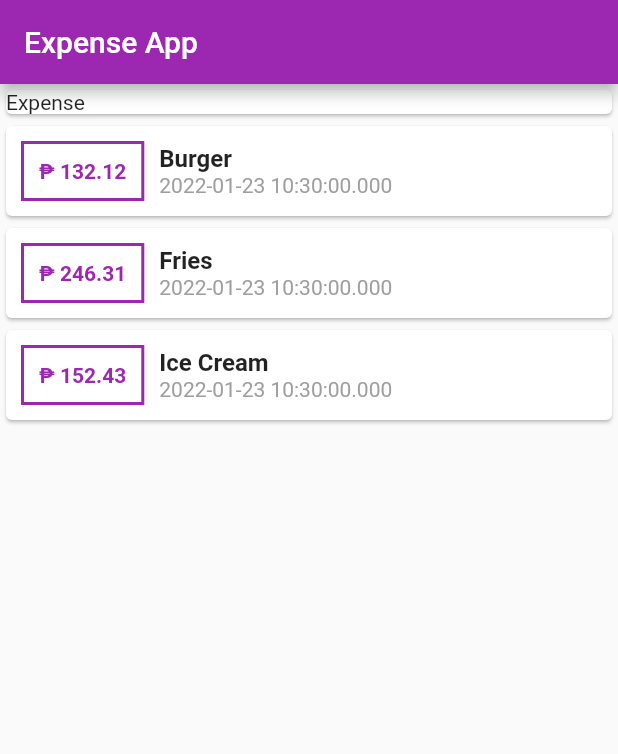
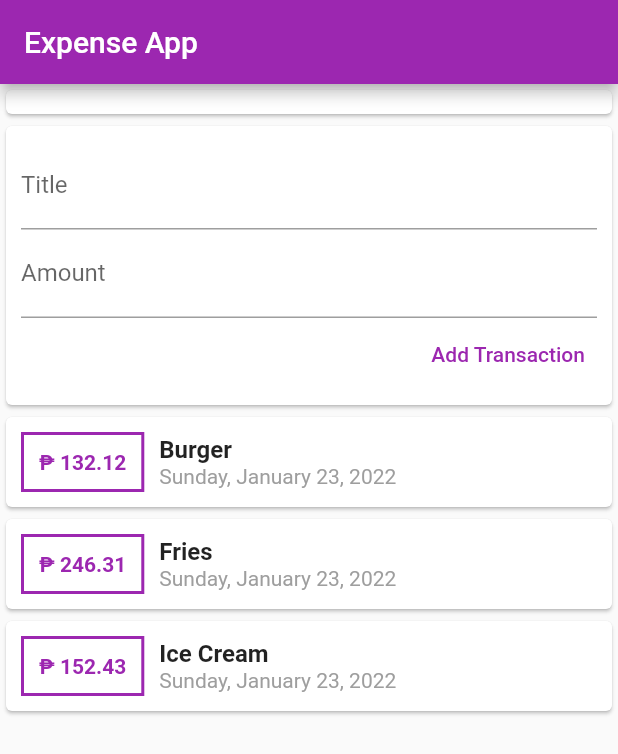
Before and after one commit to martinericksonn/Personal-Expense-Tracker, a Flutter app: the screen it shows after launch, on a phone screen of 412 x 824 dp. Shown: the top 754 px of the screen. Run offline on Flutter 3.47's test engine with Material 2 defaults, Android fonts, the phone set to English and light mode, and no system bars.

Commit message:
input field alpha

```diff
--- a/personal_expense_tracker/lib/main.dart
+++ b/personal_expense_tracker/lib/main.dart
@@ -1,6 +1,7 @@
 // ignore_for_file: prefer_const_constructors, sized_box_for_whitespace
 
 import 'package:flutter/material.dart';
+import 'package:intl/intl.dart';
 import 'package:personal_expense_tracker/transactions.dart';
 
 void main() {
@@ -30,6 +31,10 @@ class MyHomePage extends StatelessWidget {
     Transaction('02', 'Fries', 246.31, DateTime.now()),
     Transaction('03', 'Ice Cream', 152.43, DateTime.now()),
   ];
+
+  final titleController = TextEditingController();
+  final amountController = TextEditingController();
+
   @override
   Widget build(BuildContext context) {
     return Scaffold(
@@ -42,7 +47,39 @@ class MyHomePage extends StatelessWidget {
               width: double.infinity,
               child: Card(
                 elevation: 1,
-                child: Text("Expense"),
+                child: Text(" "),
+              ),
+            ),
+            Card(
+              child: Padding(
+                padding: const EdgeInsets.all(10.0),
+                child: Column(
+                  crossAxisAlignment: CrossAxisAlignment.end,
+                  // ignore: prefer_const_literals_to_create_immutables
+                  children: <Widget>[
+                    TextField(
+                      // onChanged: (value) => titleInput = value,
+                      controller: titleController,
+                      decoration: InputDecoration(
+                        labelText: 'Title',
+                      ),
+                    ),
+                    TextField(
+                      // onChanged: (value) => amountIntput = value,
+                      controller: amountController,
+                      decoration: InputDecoration(
+                        labelText: 'Amount',
+                      ),
+                    ),
+                    TextButton(
+                      onPressed: () {
+                        print(titleController.text);
+                        print(amountController.text);
+                      },
+                      child: Text("Add Transaction"),
+                    )
+                  ],
+                ),
               ),
             ),
             Column(
@@ -82,7 +119,7 @@ class MyHomePage extends StatelessWidget {
                             ),
                           ),
                           Text(
-                            transaction.date.toString(),
+                            DateFormat.yMMMMEEEEd().format(transaction.date),
                             style: TextStyle(
                               color: Colors.grey,
                             ),
```
